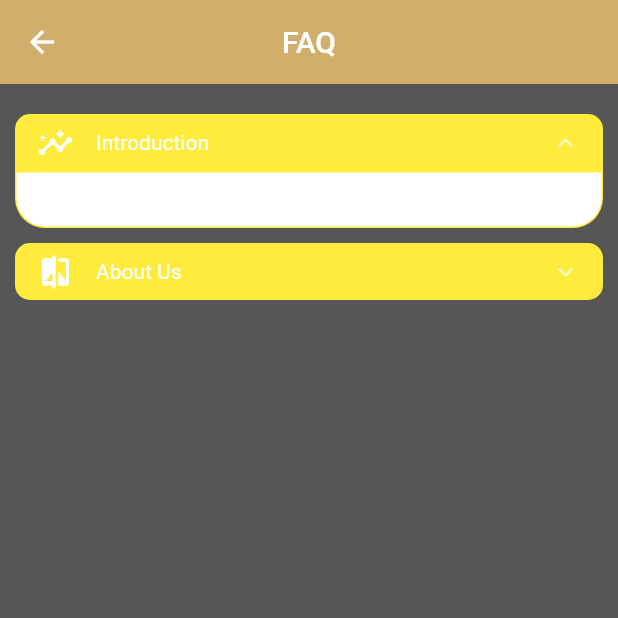
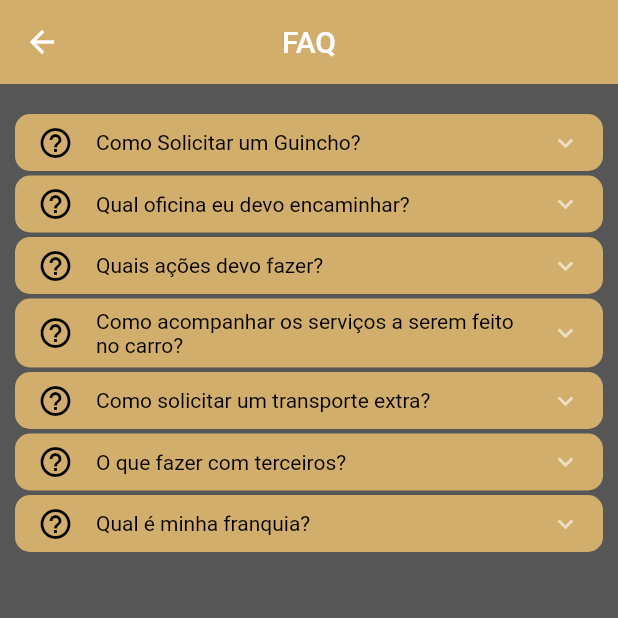
Before and after one commit to GabrielAugustoFerreiraMaia/Trabalho-UC-Dual, a Flutter app: the InfoFaq screen opened directly, on a phone screen of 412 x 824 dp, the top half of it. Run offline on Flutter 3.47's test engine with Material 2 defaults, Android fonts, the phone set to English and light mode, and no system bars; drawn by our look-alikes of accordion; our stand-ins replace cloud_firestore, firebase_auth, firebase_core; accounts and stored records are empty; network calls fail.

Commit message:
Acordion terminado

```diff
--- a/trabalhofinalgrupo15/lib/screens/info/info_faq.dart
+++ b/trabalhofinalgrupo15/lib/screens/info/info_faq.dart
@@ -1,5 +1,5 @@
 import 'package:flutter/material.dart';
-import 'package:getwidget/getwidget.dart';
+
 import 'package:accordion/accordion.dart';
 
 class InfoFaq extends StatelessWidget {
@@ -12,38 +12,118 @@ class InfoFaq extends StatelessWidget {
         centerTitle: true,
       ),
       body: Accordion(
-        maxOpenSections: 3,
+        maxOpenSections: 1,
         headerPadding: EdgeInsets.symmetric(vertical: 7, horizontal: 15),
         children: [
           AccordionSection(
-            isOpen: true,
-            leftIcon: Icon(Icons.insights_rounded, color: Colors.white),
-            header: Text('Introduction'),
+            headerBackgroundColor: const Color.fromARGB(255, 210, 174, 109),
+            contentBackgroundColor: const Color.fromARGB(200, 210, 174, 109),
+            isOpen: false,
+            leftIcon: Icon(Icons.help_outline, color: Colors.black),
+            header: Text(
+              'Como Solicitar um Guincho?',
+              style: TextStyle(color: Colors.black),
+            ),
             content: Text(
-              '_loremIpsum',
+              '1 - Entre em contato com a Rede Prime Automotive\n2 - Informe o ocorrido para o solicitação do guincho ',
+              style: TextStyle(color: Colors.black),
             ),
             contentHorizontalPadding: 20,
-            contentBorderWidth: 1,
+            contentBorderWidth: 0,
           ),
           AccordionSection(
+            headerBackgroundColor: const Color.fromARGB(255, 210, 174, 109),
+            contentBackgroundColor: const Color.fromARGB(200, 210, 174, 109),
             isOpen: false,
-            leftIcon: Icon(Icons.compare_rounded, color: Colors.white),
+            leftIcon: Icon(Icons.help_outline, color: Colors.black),
             header: Text(
-              'About Us',
+              'Qual oficina eu devo encaminhar?',
+              style: TextStyle(color: Colors.black),
             ),
-            contentBorderColor: Color(0xffffffff),
-            content: Row(
-              children: [
-                Icon(Icons.compare_rounded,
-                    size: 120, color: Colors.orangeAccent),
-                Flexible(
-                    flex: 1,
-                    child: Text(
-                      '_loremIpsum',
-                    )),
-              ],
+            content: Text(
+              '1 - Verfique na tela de informações a oficina mais próxima a você',
+              style: TextStyle(color: Colors.black),
             ),
+            contentHorizontalPadding: 20,
+            contentBorderWidth: 0,
           ),
+          AccordionSection(
+            headerBackgroundColor: const Color.fromARGB(255, 210, 174, 109),
+            contentBackgroundColor: const Color.fromARGB(200, 210, 174, 109),
+            isOpen: false,
+            leftIcon: Icon(Icons.help_outline, color: Colors.black),
+            header: Text(
+              'Quais ações devo fazer?',
+              style: TextStyle(color: Colors.black),
+            ),
+            content: Text(
+              '1 - Verfique a integridade e sáude dos envolvidos se necessário encaminha - los para um serviço de saúde\n2 - Registrar um boletim de ocorrência(link no aplicativo)\n 3 - Retirar seu veículo da via, se necessário solicitar um guincho',
+              style: TextStyle(color: Colors.black),
+            ),
+            contentHorizontalPadding: 20,
+            contentBorderWidth: 0,
+          ),
+          AccordionSection(
+            headerBackgroundColor: const Color.fromARGB(255, 210, 174, 109),
+            contentBackgroundColor: const Color.fromARGB(200, 210, 174, 109),
+            isOpen: false,
+            leftIcon: Icon(Icons.help_outline, color: Colors.black),
+            header: Text(
+              'Como acompanhar os serviços a serem feito no carro?',
+              style: TextStyle(color: Colors.black),
+            ),
+            content: Text(
+              '1 - Verifique na tela de solicitações sobre o andamento de suas solicitações, pode conferir também através dos nossos canais de comunicação',
+              style: TextStyle(color: Colors.black),
+            ),
+            contentHorizontalPadding: 20,
+            contentBorderWidth: 0,
+          ),
+          AccordionSection(
+              headerBackgroundColor: const Color.fromARGB(255, 210, 174, 109),
+              contentBackgroundColor: const Color.fromARGB(200, 210, 174, 109),
+              isOpen: false,
+              leftIcon: Icon(Icons.help_outline, color: Colors.black),
+              header: Text(
+                'Como solicitar um transporte extra?',
+                style: TextStyle(color: Colors.black),
+              ),
+              content: Text(
+                '1 - Entre em contato com a RedePrime,\npara conseguir um veiculo extra caso você nescessite de um em casos de urgência\n( Ex: Pt no carro ou socorro )',
+                style: TextStyle(color: Colors.black),
+              ),
+              contentHorizontalPadding: 20,
+              contentBorderWidth: 0),
+          AccordionSection(
+              headerBackgroundColor: const Color.fromARGB(255, 210, 174, 109),
+              contentBackgroundColor: const Color.fromARGB(200, 210, 174, 109),
+              isOpen: false,
+              leftIcon: Icon(Icons.help_outline, color: Colors.black),
+              header: Text(
+                'O que fazer com terceiros?',
+                style: TextStyle(color: Colors.black),
+              ),
+              content: Text(
+                '1 - Fale com o causador do acidente para entrar em contato com a nossa rede de seguro, para poder negocioar o custo do prejuiso causado',
+                style: TextStyle(color: Colors.black),
+              ),
+              contentHorizontalPadding: 20,
+              contentBorderWidth: 0),
+          AccordionSection(
+              headerBackgroundColor: const Color.fromARGB(255, 210, 174, 109),
+              contentBackgroundColor: const Color.fromARGB(200, 210, 174, 109),
+              isOpen: false,
+              leftIcon: Icon(Icons.help_outline, color: Colors.black),
+              header: Text(
+                'Qual é minha franquia?',
+                style: TextStyle(color: Colors.black),
+              ),
+              content: Text(
+                '1 - Você pode verificar no seu contrato de adesão, perguntar nos nossos canais de atendimento',
+                style: TextStyle(color: Colors.black),
+              ),
+              contentHorizontalPadding: 20,
+              contentBorderWidth: 0),
         ],
       ),
     );
--- a/trabalhofinalgrupo15/pubspec.yaml
+++ b/trabalhofinalgrupo15/pubspec.yaml
@@ -42,8 +42,9 @@ dependencies:
   provider: ^6.0.1
   scoped_model: ^1.1.0
   url_launcher: ^6.0.12
-  getwidget: ^2.0.4
+
   accordion: ^2.1.1
+
 
 
 
```
Also changed, not shown: trabalhofinalgrupo15/pubspec.lock.
